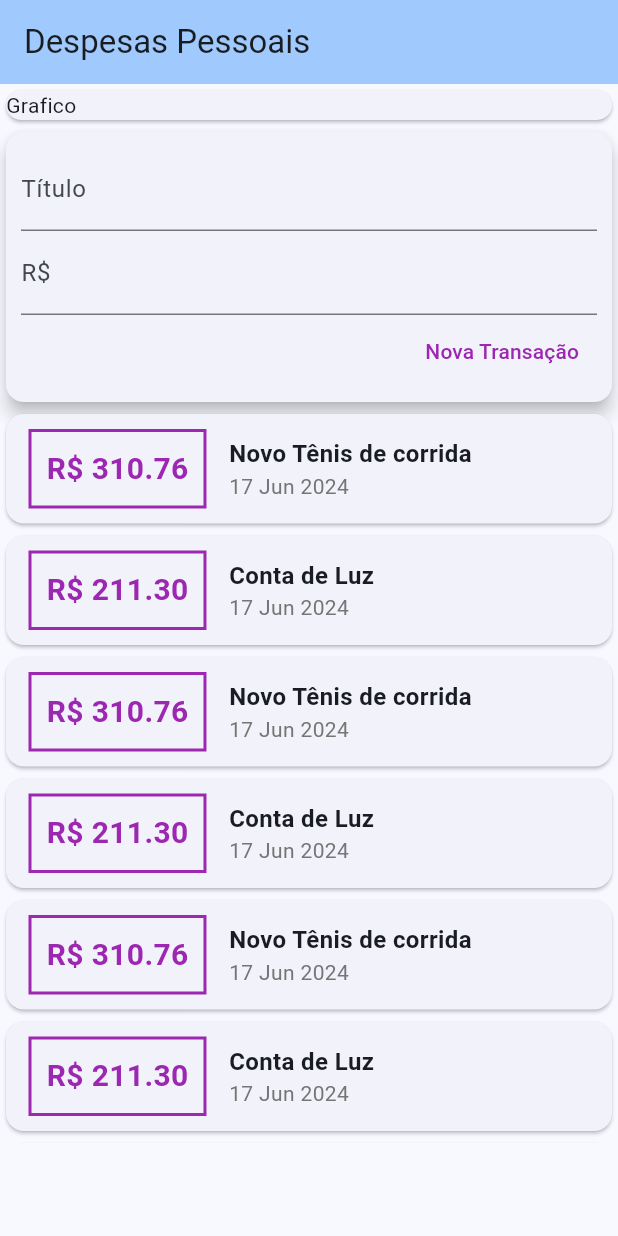
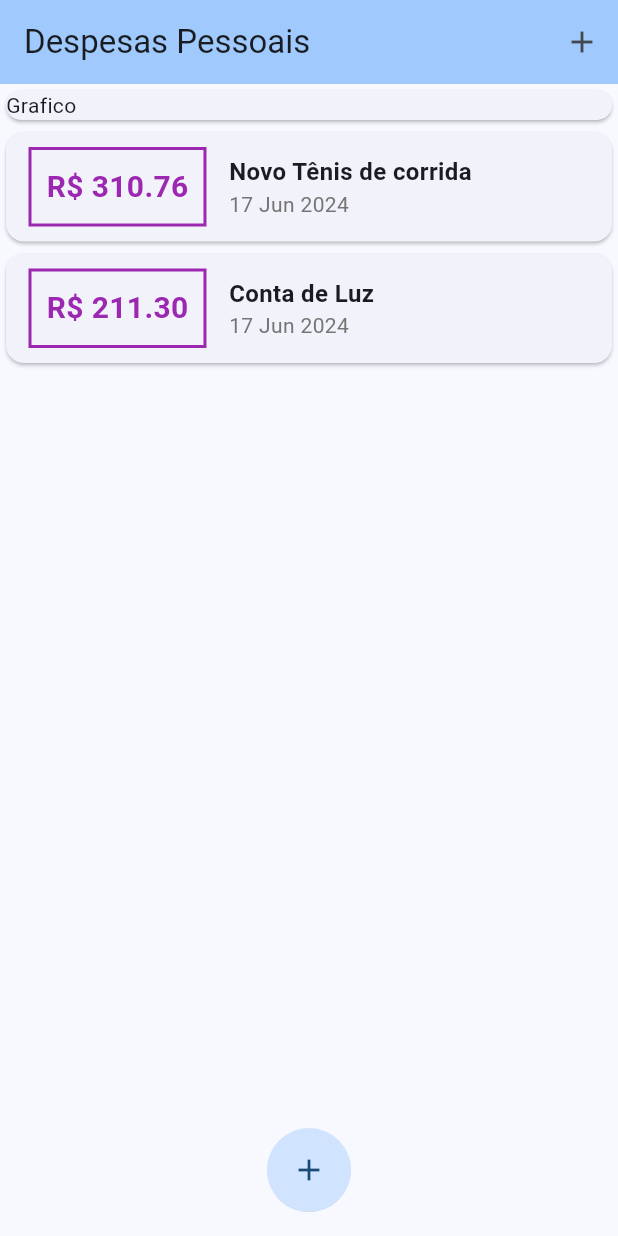
Before and after one commit to Lucaasshq/app_despesas_pessoais, a Flutter app: the screen it shows after launch, on a phone screen of 412 x 824 dp. Run offline on Flutter 3.47's test engine with Material 3 defaults, Android fonts, the phone set to English and light mode, and no system bars.

Commit message:
Refatoração

```diff
--- a/lib/components/transaction_user.dart
+++ /dev/null
@@ -1,89 +0,0 @@
-import 'dart:math';
-
-import 'package:flutter/material.dart';
-import '../models/transaction.dart';
-import './transaction_form.dart';
-import './transaction_list.dart';
-
-class TransactionUser extends StatefulWidget {
-  const TransactionUser({super.key});
-
-  @override
-  State<TransactionUser> createState() => _TransactionUserState();
-}
-
-class _TransactionUserState extends State<TransactionUser> {
-  final _transactions = [
-    Transaction(
-      id: 't1',
-      title: 'Novo Tênis de corrida',
-      value: 310.76,
-      date: DateTime.now(),
-    ),
-    Transaction(
-      id: 't2',
-      title: 'Conta de Luz',
-      value: 211.30,
-      date: DateTime.now(),
-    ),
-    Transaction(
-      id: 't1',
-      title: 'Novo Tênis de corrida',
-      value: 310.76,
-      date: DateTime.now(),
-    ),
-    Transaction(
-      id: 't2',
-      title: 'Conta de Luz',
-      value: 211.30,
-      date: DateTime.now(),
-    ),
-    Transaction(
-      id: 't1',
-      title: 'Novo Tênis de corrida',
-      value: 310.76,
-      date: DateTime.now(),
-    ),
-    Transaction(
-      id: 't2',
-      title: 'Conta de Luz',
-      value: 211.30,
-      date: DateTime.now(),
-    ),
-    Transaction(
-      id: 't1',
-      title: 'Novo Tênis de corrida',
-      value: 310.76,
-      date: DateTime.now(),
-    ),
-    Transaction(
-      id: 't2',
-      title: 'Conta de Luz',
-      value: 211.30,
-      date: DateTime.now(),
-    ),
-  ];
-
-  _addTransaction(String title, double value) {
-    final newTransaction = Transaction(
-      id: Random().nextDouble().toString(),
-      title: title,
-      value: value,
-      date: DateTime.now(),
-    );
-
-    setState(() {
-      _transactions.add(newTransaction);
-    });
-  }
-
-  @override
-  Widget build(BuildContext context) {
-    return Column(
-      children: <Widget>[
-        TransactionForm(onSubmit: _addTransaction),
-        TransactionList(transactions: _transactions)
-      ],
-    );
-  }
-}
--- a/lib/main.dart
+++ b/lib/main.dart
@@ -1,5 +1,8 @@
-import './components/transaction_user.dart';
+import 'package:app_despesas_pessoais/components/transaction_form.dart';
+import './components/transaction_list.dart';
 import 'package:flutter/material.dart';
+import './models/transaction.dart';
+import 'dart:math';
 
 void main() {
   runApp(const ExpensesAppp());
@@ -23,8 +26,49 @@ class ExpensesAppp extends StatelessWidget {
   }
 }
 
-class MyHomePage extends StatelessWidget {
+class MyHomePage extends StatefulWidget {
   const MyHomePage({super.key});
+
+  @override
+  State<MyHomePage> createState() => _MyHomePageState();
+}
+
+class _MyHomePageState extends State<MyHomePage> {
+  final _transactions = [
+    Transaction(
+      id: 't1',
+      title: 'Novo Tênis de corrida',
+      value: 310.76,
+      date: DateTime.now(),
+    ),
+    Transaction(
+      id: 't2',
+      title: 'Conta de Luz',
+      value: 211.30,
+      date: DateTime.now(),
+    )
+  ];
+
+  _addTransaction(String title, double value) {
+    final newTransaction = Transaction(
+      id: Random().nextDouble().toString(),
+      title: title,
+      value: value,
+      date: DateTime.now(),
+    );
+
+    setState(() {
+      _transactions.add(newTransaction);
+    });
+  }
+
+  _openTransactionFormModal(BuildContext context) {
+    showModalBottomSheet(
+        context: context,
+        builder: (_) {
+          return TransactionForm(onSubmit: _addTransaction);
+        });
+  }
 
   @override
   Widget build(BuildContext context) {
@@ -32,20 +76,33 @@ class MyHomePage extends StatelessWidget {
       appBar: AppBar(
         title: const Text('Despesas Pessoais'),
         backgroundColor: Theme.of(context).colorScheme.inversePrimary,
+        actions: <Widget>[
+          IconButton(
+            icon: const Icon(Icons.add),
+            onPressed: () => _openTransactionFormModal(context),
+          )
+        ],
       ),
-      body: const SingleChildScrollView(
+      body: SingleChildScrollView(
         child: Column(
           children: <Widget>[
-            SizedBox(
+            const SizedBox(
               width: double.infinity,
               child: Card(
                 child: Text('Grafico'),
               ),
             ),
-            TransactionUser(),
+            TransactionList(transactions: _transactions)
           ],
         ),
       ),
+      floatingActionButton: ClipOval(
+        child: FloatingActionButton(
+          child: const Icon(Icons.add),
+          onPressed: () => _openTransactionFormModal(context),
+        ),
+      ),
+      floatingActionButtonLocation: FloatingActionButtonLocation.centerFloat,
     );
   }
 }
```
Also changed, not shown: lib/components/transaction_form.dart (+27 -11 lines).
